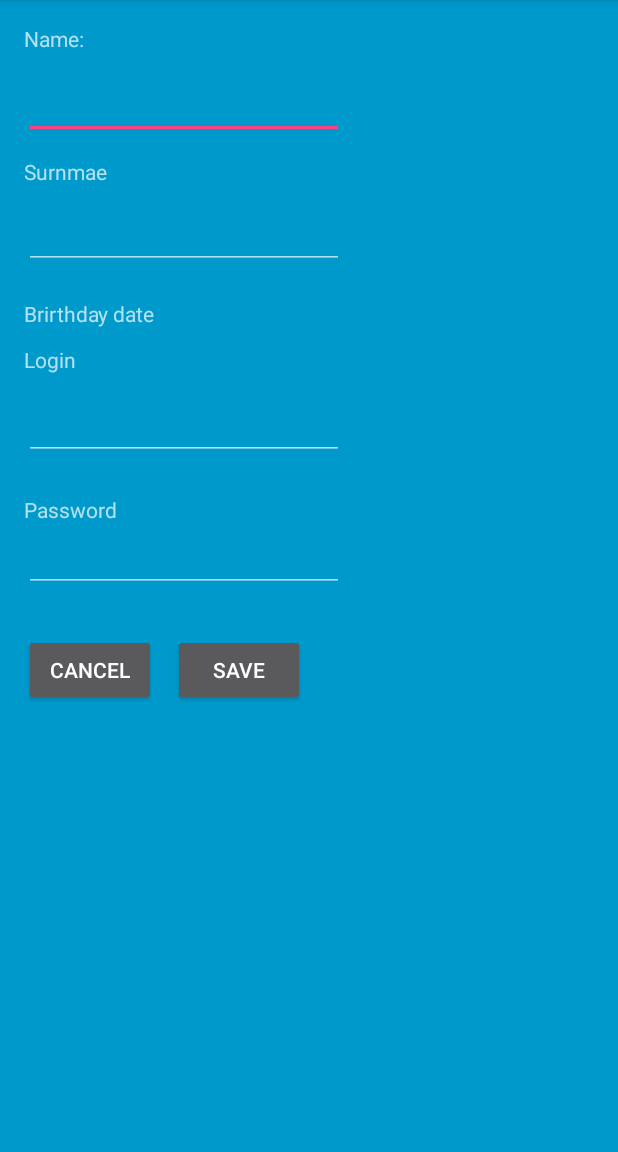
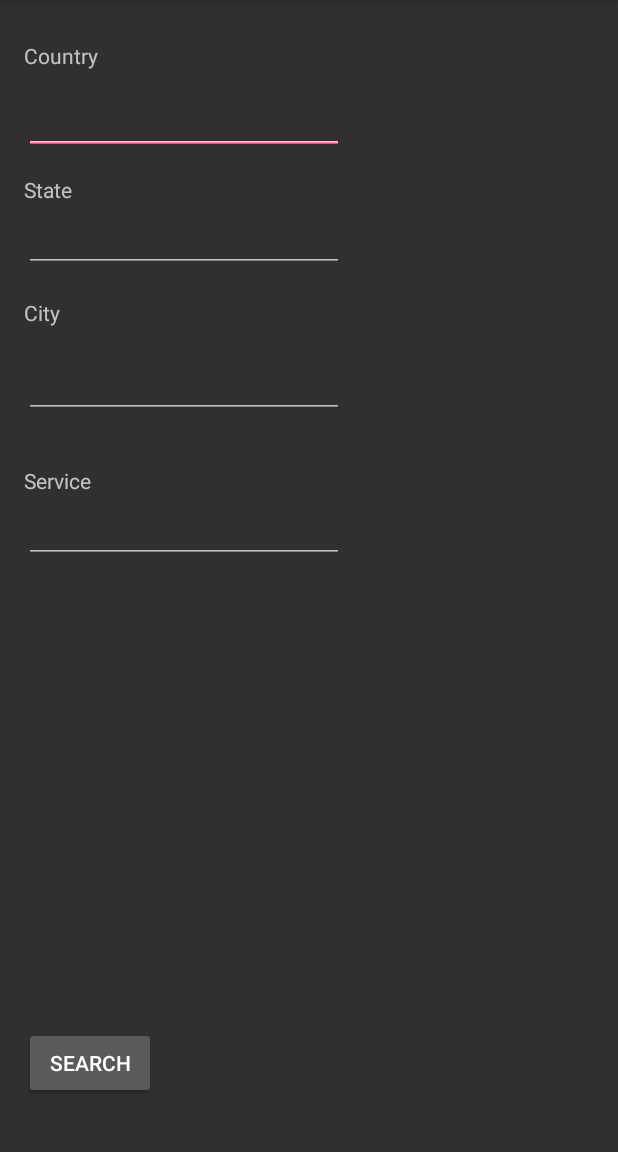
Before and after one commit to jacquesns/cajproject, an Android app: the RequestServicesActivity screen opened directly, with no data from a screen before it, on a phone screen of 412 x 824 dp, the part 84-1236 px from its top. Run offline under Robolectric (Android 15) with nearby library versions, the phone set to English and light mode, and no system bars.

Commit message:
Fixed issues

```diff
--- a/android/src/main/java/com/example/knowledge/programming/activities/RequestServicesActivity.java
+++ b/android/src/main/java/com/example/knowledge/programming/activities/RequestServicesActivity.java
@@ -20,7 +20,7 @@ public class RequestServicesActivity extends AppCompatActivity {
         setContentView(R.layout.activity_request_services);
 
 
-        Button buttonRequestServices = (Button)findViewById(R.id.buttonSaveRequestServices);
+        Button buttonRequestServices = (Button)findViewById(R.id.buttonSearchRequestService);
         buttonRequestServices.setOnClickListener(new View.OnClickListener(){
             @Override
             public void onClick(View v){
--- a/android/src/main/java/com/example/knowledge/programming/activities/dao/impl/BaseDaoImpl.java
+++ b/android/src/main/java/com/example/knowledge/programming/activities/dao/impl/BaseDaoImpl.java
@@ -12,12 +12,10 @@ import java.util.Map.Entry;
 import android.content.ContentValues;
 import android.database.Cursor;
 import android.database.SQLException;
-import android.database.sqlite.SQLiteBindOrColumnIndexOutOfRangeException;
-import android.database.sqlite.SQLiteConstraintException;
+ import android.database.sqlite.SQLiteConstraintException;
 import android.database.sqlite.SQLiteDatabase;
-import android.database.sqlite.SQLiteDatatypeMismatchException;
-import android.database.sqlite.SQLiteException;
-import android.database.sqlite.SQLiteMisuseException;
+ import android.database.sqlite.SQLiteException;
+
  import com.example.knowledge.programming.activities.dao.BaseDao;
  import com.example.knowledge.programming.activities.entities.BaseEntity;
 
@@ -27,7 +25,8 @@ public abstract class BaseDaoImpl<E extends BaseEntity> implements BaseDao<E>{
     protected abstract String setTableFields();
     public abstract String getTableName();
     public abstract String getColumnHack();
-    protected abstract ContentValues getContentValues(E entity);
+    protected abstract ContentValues transformEntityToContentValues(E entity);
+    protected abstract E transformCursorToEntity(Cursor cursor);
 
     private String getCreateScript(){
         StringBuffer query = new StringBuffer();
@@ -75,7 +74,7 @@ public abstract class BaseDaoImpl<E extends BaseEntity> implements BaseDao<E>{
         Long newId = 0L;
         SQLiteDatabase database = DataBaseManager.instance().openDatabaseToWrite();
         try {
-            newId = database.insert(getTableName(), getColumnHack(), getContentValues(entity));
+            newId = database.insert(getTableName(), getColumnHack(), transformEntityToContentValues(entity));
         }
         /**
         catch (SQLiteDatatypeMismatchException e){
@@ -120,7 +119,7 @@ public abstract class BaseDaoImpl<E extends BaseEntity> implements BaseDao<E>{
     public void update(E entity) throws SQLiteException{
         SQLiteDatabase database = DataBaseManager.instance().openDatabaseToWrite();
         if (entity.getId() != null && entity.getId() > 0){
-            database.update(getTableName(), getContentValues(entity), getColumnHack()+" = ?", new String[]{entity.getId().toString()});
+            database.update(getTableName(), transformEntityToContentValues(entity), getColumnHack()+" = ?", new String[]{entity.getId().toString()});
             DataBaseManager.instance().closeDatabase();
         }
         else throw new SQLiteException ("Não foi encontrado o identificador do registro a ser atualizado.");
@@ -204,8 +203,6 @@ public abstract class BaseDaoImpl<E extends BaseEntity> implements BaseDao<E>{
         return null;
     }
 
-    protected abstract E cursorToEntity(Cursor cursor);
-
     protected List<E> getList(String query, String[] params){
         List<E> list = new ArrayList<E>();
         SQLiteDatabase database = null;
@@ -250,7 +247,7 @@ public abstract class BaseDaoImpl<E extends BaseEntity> implements BaseDao<E>{
             if (cursor.moveToFirst()) {
                 do {
 
-                    E entity = cursorToEntity(cursor);
+                    E entity = transformCursorToEntity(cursor);
                     list.add(entity);
                 } while (cursor.moveToNext());
             }
@@ -284,6 +281,7 @@ public abstract class BaseDaoImpl<E extends BaseEntity> implements BaseDao<E>{
     }
 
     protected String booleanToCursor(boolean val){
+
         return val?"1":"0";
     }
 
@@ -311,7 +309,7 @@ public abstract class BaseDaoImpl<E extends BaseEntity> implements BaseDao<E>{
     private String getContentValuesLog(E e){
         StringBuffer log = new StringBuffer();
         if (e != null){
-            ContentValues contentValues = getContentValues(e);
+            ContentValues contentValues = transformEntityToContentValues(e);
             if (contentValues != null){
                 if (contentValues != null){
                     for (Entry<String,Object> content : contentValues.valueSet()){
--- a/android/src/main/java/com/example/knowledge/programming/activities/dao/impl/ClientDao.java
+++ b/android/src/main/java/com/example/knowledge/programming/activities/dao/impl/ClientDao.java
@@ -13,6 +13,7 @@ import com.example.knowledge.programming.activities.entities.Client;
 
 public class ClientDao extends BaseDaoImpl<Client> implements IClientDao {
 
+    private static IClientDao instance;
     static final String TABLE_NAME = "CLIENT";
 
     enum EField{
@@ -20,7 +21,7 @@ public class ClientDao extends BaseDaoImpl<Client> implements IClientDao {
         NAME ("name"),
         SURNAME ("surname"),
         BIRTHDAY ("birthtday"),
-        LOGIN ("nation"),
+        LOGIN ("login"),
         PASSWORD ("password"),
         ACTIVE ("true");
 
@@ -34,13 +35,82 @@ public class ClientDao extends BaseDaoImpl<Client> implements IClientDao {
         }
     }
 
-    private static IClientDao instance;
     public static IClientDao instance(){
         if (instance == null){
             instance = new ClientDao();
         }
         return instance;
     }
+
+
+
+    //-------- OBJECT MANIPULATION (Entity, ContentValues, Cursor)
+
+    /**
+     * Transform Entity to ContentValues
+     * Used when data goes from Service to database.
+     *
+     * @param entity
+     * @return
+     */
+    @Override
+    public ContentValues transformEntityToContentValues(Client entity) {
+        ContentValues contentValues = new ContentValues();
+        contentValues.put(EField.ID.getName(), entity.getId());
+        contentValues.put(EField.NAME.getName(), entity.getName());
+        contentValues.put(EField.SURNAME.getName(), entity.getSurname());
+        //contentValues.put(EField.BIRTHDAY.getName(), entity.getBirthday());
+        contentValues.put(EField.LOGIN.getName(), entity.getLogin());
+        contentValues.put(EField.PASSWORD.getName(), entity.getPassword());
+        contentValues.put(EField.ACTIVE.getName(), entity.isActive());
+        return contentValues;
+    }
+
+    /**
+     * Transform Cursor to Entity
+     * Used when data comes from database and wants
+     * to set an entity.
+     *
+     * @param cursor
+     * @return
+     */
+    @Override
+    protected Client transformCursorToEntity(Cursor cursor) {
+        Long id = cursor.getLong(getColumnByName(EField.ID.name, cursor));
+        String name = cursor.getString(cursor.getColumnIndex(EField.NAME.name));
+        String surname = cursor.getString(cursor.getColumnIndex(EField.SURNAME.name));
+        String login = cursor.getString(cursor.getColumnIndex(EField.LOGIN.name));
+        String password = cursor.getString(cursor.getColumnIndex(EField.PASSWORD.name));
+        Boolean active = getBooleanValueFromCursor(cursor.getString(cursor.getColumnIndex(EField.ACTIVE.name)));
+        Date birthday = getDateValueFromCursor(cursor.getLong(cursor.getColumnIndex(EField.BIRTHDAY.name)));
+        return new Client(id, name, surname, birthday, login, password, active);
+    }
+
+
+    //----------Queries------/
+
+    public List<Client> selectRecents() {
+        StringBuffer query = new StringBuffer();
+        query.append(" SELECT * FROM ");
+        query.append(TABLE_NAME);
+        query.append(" WHERE ");
+        query.append(EField.BIRTHDAY.name).append(" is not null ");
+        query.append(" ORDER BY ").append(EField.NAME.name).append(" DESC ");
+        return getList(query.toString(), null);
+    }
+
+    public List<Client> selectActives() {
+        StringBuffer query = new StringBuffer();
+        query.append(" SELECT * FROM ");
+        query.append(TABLE_NAME);
+        query.append(" WHERE ");
+        query.append(EField.ACTIVE.name).append(" = ").append(booleanToCursor(true));
+        return getList(query.toString(), null);
+    }
+
+
+
+    //------ DATABASE TABLE DEFINITION -------
 
     @Override
     public String getTableName() {
@@ -52,18 +122,6 @@ public class ClientDao extends BaseDaoImpl<Client> implements IClientDao {
         return EField.ID.getName();
     }
 
-    @Override
-    public ContentValues getContentValues(Client entity) {
-        ContentValues contentValues = new ContentValues();
-        contentValues.put(EField.ID.getName(), entity.getId());
-        contentValues.put(EField.NAME.getName(), entity.getName());
-        contentValues.put(EField.SURNAME.getName(), entity.getSurname());
-        //contentValues.put(EField.BIRTHDAY.getName(), entity.getBirthday());
-        contentValues.put(EField.LOGIN.getName(), entity.getLogin());
-        contentValues.put(EField.PASSWORD.getName(), entity.getPassword());
-        contentValues.put(EField.ACTIVE.getName(), entity.isActive());
-        return contentValues;
-    }
 
     @Override
     protected String setTableFields() {
@@ -90,35 +148,6 @@ public class ClientDao extends BaseDaoImpl<Client> implements IClientDao {
         return query.toString();
     }
 
-    @Override
-    protected Client cursorToEntity(Cursor cursor) {
-        Long id = cursor.getLong(getColumnByName(EField.ID.name, cursor));
-        String name = cursor.getString(cursor.getColumnIndex(EField.NAME.name));
-        String surname = cursor.getString(cursor.getColumnIndex(EField.SURNAME.name));
-        String login = cursor.getString(cursor.getColumnIndex(EField.LOGIN.name));
-        String password = cursor.getString(cursor.getColumnIndex(EField.PASSWORD.name));
-        Boolean active = getBooleanValueFromCursor(cursor.getString(cursor.getColumnIndex(EField.ACTIVE.name)));
-        Date birthday = getDateValueFromCursor(cursor.getLong(cursor.getColumnIndex(EField.BIRTHDAY.name)));
-        return new Client(id, name, surname, birthday, login, password, active);
-    }
 
-    public List<Client> selectRecents() {
-        StringBuffer query = new StringBuffer();
-        query.append(" SELECT * FROM ");
-        query.append(TABLE_NAME);
-        query.append(" WHERE ");
-        query.append(EField.BIRTHDAY.name).append(" is not null ");
-        query.append(" ORDER BY ").append(EField.NAME.name).append(" DESC ");
-        return getList(query.toString(), null);
-    }
-
-    public List<Client> selectActives() {
-        StringBuffer query = new StringBuffer();
-        query.append(" SELECT * FROM ");
-        query.append(TABLE_NAME);
-        query.append(" WHERE ");
-        query.append(EField.ACTIVE.name).append(" = ").append(booleanToCursor(true));
-        return getList(query.toString(), null);
-    }
 
 }
--- a/android/src/main/res/layout/activity_request_services.xml
+++ b/android/src/main/res/layout/activity_request_services.xml
@@ -8,119 +8,113 @@
     android:paddingLeft="@dimen/activity_horizontal_margin"
     android:paddingRight="@dimen/activity_horizontal_margin"
     android:paddingTop="@dimen/activity_vertical_margin"
-    tools:context=".RequestServicesActivity"
-    android:background="@android:color/holo_blue_dark">
+    tools:context=".RequestServicesActivity">
 
     <TextView
-        android:text="Name:"
+        android:text="Country"
         android:layout_width="wrap_content"
         android:layout_height="wrap_content"
-        android:id="@+id/textView2"
+        android:layout_alignParentTop="true"
+        android:layout_alignParentLeft="true"
+        android:layout_alignParentStart="true"
+        android:layout_marginTop="11dp"
+        android:id="@+id/textView2" />
+
+    <EditText
+        android:layout_width="wrap_content"
+        android:layout_height="wrap_content"
+        android:inputType="textMultiLine"
+        android:ems="10"
+        android:layout_marginTop="41dp"
+        android:id="@+id/editText"
         android:layout_alignParentTop="true"
         android:layout_alignParentLeft="true"
         android:layout_alignParentStart="true" />
 
-    <EditText
-        android:layout_width="wrap_content"
-        android:layout_height="wrap_content"
-        android:inputType="textPersonName"
-        android:ems="10"
-        android:layout_below="@+id/textView2"
-        android:layout_alignParentLeft="true"
-        android:layout_alignParentStart="true"
-        android:layout_marginTop="12dp"
-        android:id="@+id/editText" />
-
     <TextView
-        android:text="Surnmae"
+        android:text="State"
         android:layout_width="wrap_content"
         android:layout_height="wrap_content"
         android:layout_below="@+id/editText"
         android:layout_alignParentLeft="true"
         android:layout_alignParentStart="true"
-        android:layout_marginTop="12dp"
-        android:id="@+id/textView3" />
+        android:layout_marginTop="14dp"
+        android:id="@+id/textView4" />
 
     <EditText
         android:layout_width="wrap_content"
         android:layout_height="wrap_content"
-        android:inputType="textPersonName"
+        android:inputType="textMultiLine"
         android:ems="10"
-        android:layout_below="@+id/textView3"
-        android:layout_alignParentLeft="true"
-        android:layout_alignParentStart="true"
-        android:layout_marginTop="10dp"
-        android:id="@+id/editText2" />
-
-    <TextView
-        android:text="Brirthday date"
-        android:layout_width="wrap_content"
-        android:layout_height="wrap_content"
-        android:id="@+id/textView4"
-        android:layout_marginTop="20dp"
-        android:layout_below="@+id/editText2"
+        android:layout_marginTop="41dp"
+        android:id="@+id/editText2"
+        android:layout_alignParentTop="true"
         android:layout_alignParentLeft="true"
         android:layout_alignParentStart="true" />
 
-    <TextView
-        android:text="Login"
-        android:layout_width="wrap_content"
-        android:layout_height="wrap_content"
-        android:layout_below="@+id/textView4"
-        android:layout_alignParentLeft="true"
-        android:layout_alignParentStart="true"
-        android:layout_marginTop="11dp"
-        android:id="@+id/textView5" />
+
+
+
 
     <EditText
         android:layout_width="wrap_content"
         android:layout_height="wrap_content"
-        android:inputType="textPersonName"
+        android:inputType="textMultiLine"
         android:ems="10"
-        android:layout_below="@+id/textView5"
+        android:layout_below="@+id/textView4"
         android:layout_alignParentLeft="true"
         android:layout_alignParentStart="true"
-        android:layout_marginTop="12dp"
-        android:id="@+id/editText3" />
+        android:id="@+id/editText4" />
 
     <TextView
-        android:text="Password"
+        android:text="City"
         android:layout_width="wrap_content"
         android:layout_height="wrap_content"
-        android:layout_marginTop="23dp"
-        android:id="@+id/textView6"
-        android:layout_below="@+id/editText3" />
+        android:layout_below="@+id/editText4"
+        android:layout_alignParentLeft="true"
+        android:layout_alignParentStart="true"
+        android:layout_marginTop="17dp"
+        android:id="@+id/textView6" />
 
     <EditText
         android:layout_width="wrap_content"
         android:layout_height="wrap_content"
-        android:inputType="textPassword"
+        android:inputType="textMultiLine"
         android:ems="10"
         android:layout_below="@+id/textView6"
         android:layout_alignParentLeft="true"
         android:layout_alignParentStart="true"
-        android:id="@+id/editText4" />
+        android:layout_marginTop="15dp"
+        android:id="@+id/editText6" />
+
+    <TextView
+        android:text="Service"
+        android:layout_width="wrap_content"
+        android:layout_height="wrap_content"
+        android:layout_below="@+id/editText6"
+        android:layout_alignParentLeft="true"
+        android:layout_alignParentStart="true"
+        android:layout_marginTop="32dp"
+        android:id="@+id/textView7" />
+
+    <EditText
+        android:layout_width="wrap_content"
+        android:layout_height="wrap_content"
+        android:inputType="textMultiLine"
+        android:ems="10"
+        android:layout_below="@+id/textView7"
+        android:layout_alignRight="@+id/editText6"
+        android:layout_alignEnd="@+id/editText6"
+        android:id="@+id/editText7" />
 
     <Button
-        android:text="Save"
+        android:text="Search"
         android:layout_width="wrap_content"
         android:layout_height="wrap_content"
-        android:layout_marginTop="28dp"
-        android:id="@+id/buttonSaveRequestServices"
-        android:layout_below="@+id/editText4"
-        android:layout_toRightOf="@+id/textView4"
-        android:layout_toEndOf="@+id/textView4"
-        android:layout_marginLeft="12dp"
-        android:layout_marginStart="12dp" />
-
-    <Button
-        android:text="Cancel"
-        android:layout_width="wrap_content"
-        android:layout_height="wrap_content"
-        android:layout_alignBottom="@+id/buttonSaveRequestServices"
+        android:layout_marginBottom="19dp"
+        android:id="@+id/buttonSearchRequestService"
+        android:layout_alignParentBottom="true"
         android:layout_alignParentLeft="true"
-        android:layout_alignParentStart="true"
-        android:id="@+id/buttonCancelRequestServices" />
-
+        android:layout_alignParentStart="true" />
 
 </RelativeLayout>
```
